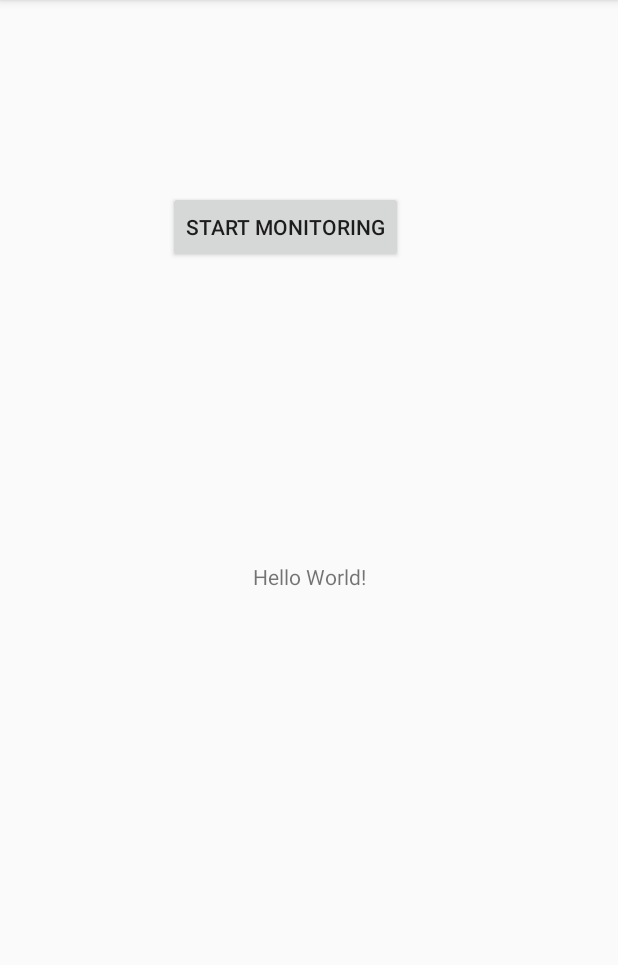
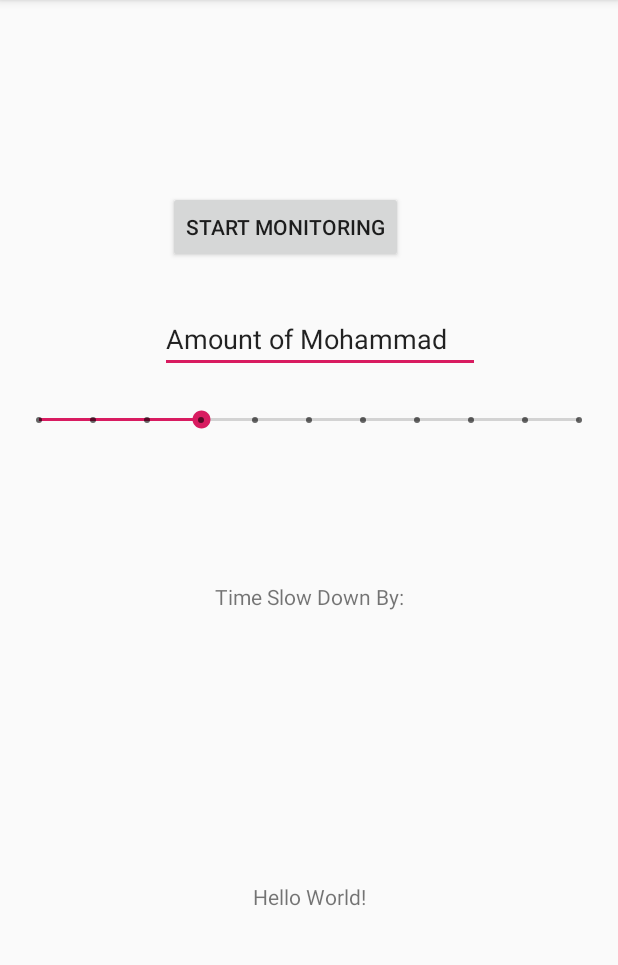
Before and after one commit to hmehta095/MarkinItus, an Android app: the screen it shows after launch (MainActivity), on a phone screen of 412 x 824 dp, the part 84-1049 px from its top. Run offline under Robolectric (Android 15) with nearby library versions, the phone set to English and light mode, and no system bars; libraries missing offline, so code that uses them is left out: io.particle.android; 2 statements that could not run were skipped.

Commit message:
Amount of Mohammad Seek bar working

```diff
--- a/app/src/main/java/com/example/androidparticlestarter/MainActivity.java
+++ b/app/src/main/java/com/example/androidparticlestarter/MainActivity.java
@@ -12,6 +12,7 @@ import android.view.View;
 import android.widget.ArrayAdapter;
 import android.widget.Button;
 import android.widget.ListView;
+import android.widget.SeekBar;
 import android.widget.TextView;
 import android.widget.Toast;
 
@@ -48,7 +49,7 @@ public class MainActivity extends AppCompatActivity {
     // MARK: Particle Publish / Subscribe variables
     private long subscriptionId;
     Button monitorButton;
-    TextView txtView;
+    TextView txtView, showAmountOfM;
 
     long MillisecondTime, StartTime, TimeBuff, UpdateTime = 0L ;
 
@@ -69,6 +70,7 @@ public class MainActivity extends AppCompatActivity {
     List<String> ListElementsArrayList ;
 
     ArrayAdapter<String> adapter ;
+    SeekBar seekBar;
 
     // MARK: Particle device
     private ParticleDevice mDevice;
@@ -79,7 +81,32 @@ public class MainActivity extends AppCompatActivity {
         setContentView(R.layout.activity_main);
         monitorButton= findViewById(R.id.timerButton);
         txtView = findViewById(R.id.showTime);
+        seekBar = findViewById(R.id.seekBar);
+        showAmountOfM = findViewById(R.id.showMAmount);
 
+
+//        seekBar.setOnSeekBarChangeListener(this);
+        seekBar.setOnSeekBarChangeListener(new SeekBar.OnSeekBarChangeListener() {
+
+            @Override
+            public void onStopTrackingTouch(SeekBar seekBar) {
+                // TODO Auto-generated method stub
+            }
+
+            @Override
+            public void onStartTrackingTouch(SeekBar seekBar) {
+                // TODO Auto-generated method stub
+            }
+
+            @Override
+            public void onProgressChanged(SeekBar seekBar, int progress,
+                                          boolean fromUser) {
+                // TODO Auto-generated method stub
+
+                showAmountOfM.setText("Time Slow Down By: "+progress);
+                seekBar.setMax(100);
+            }
+        });
 
         handler = new Handler() ;
 
--- a/app/src/main/res/layout/activity_main.xml
+++ b/app/src/main/res/layout/activity_main.xml
@@ -14,7 +14,8 @@
         app:layout_constraintBottom_toBottomOf="parent"
         app:layout_constraintLeft_toLeftOf="parent"
         app:layout_constraintRight_toRightOf="parent"
-        app:layout_constraintTop_toTopOf="parent" />
+        app:layout_constraintTop_toTopOf="parent"
+        app:layout_constraintVertical_bias="0.785" />
 
     <Button
         android:id="@+id/timerButton"
@@ -28,4 +29,47 @@
         app:layout_constraintStart_toStartOf="parent"
         app:layout_constraintTop_toTopOf="parent" />
 
+    <SeekBar
+        android:id="@+id/seekBar"
+        style="@style/Widget.AppCompat.SeekBar.Discrete"
+        android:layout_width="392dp"
+        android:layout_height="49dp"
+        android:layout_marginStart="10dp"
+        android:layout_marginTop="80dp"
+        android:layout_marginEnd="9dp"
+        android:max="10"
+        android:progress="3"
+        app:layout_constraintEnd_toEndOf="parent"
+        app:layout_constraintHorizontal_bias="0.0"
+        app:layout_constraintStart_toStartOf="parent"
+        app:layout_constraintTop_toBottomOf="@+id/timerButton" />
+
+    <EditText
+        android:id="@+id/editText"
+        android:layout_width="wrap_content"
+        android:layout_height="wrap_content"
+        android:layout_marginStart="106dp"
+        android:layout_marginTop="28dp"
+        android:layout_marginEnd="92dp"
+        android:ems="10"
+        android:inputType="textPersonName"
+        android:text="Amount of Mohammad"
+        app:layout_constraintEnd_toEndOf="parent"
+        app:layout_constraintStart_toStartOf="parent"
+        app:layout_constraintTop_toBottomOf="@+id/timerButton" />
+
+    <TextView
+        android:id="@+id/showMAmount"
+        android:layout_width="wrap_content"
+        android:layout_height="wrap_content"
+        android:layout_marginStart="202dp"
+        android:layout_marginTop="69dp"
+        android:layout_marginEnd="202dp"
+        android:layout_marginBottom="167dp"
+        android:text="Time Slow Down By:"
+        app:layout_constraintBottom_toTopOf="@+id/showTime"
+        app:layout_constraintEnd_toEndOf="parent"
+        app:layout_constraintStart_toStartOf="parent"
+        app:layout_constraintTop_toBottomOf="@+id/seekBar" />
+
 </android.support.constraint.ConstraintLayout>
```
